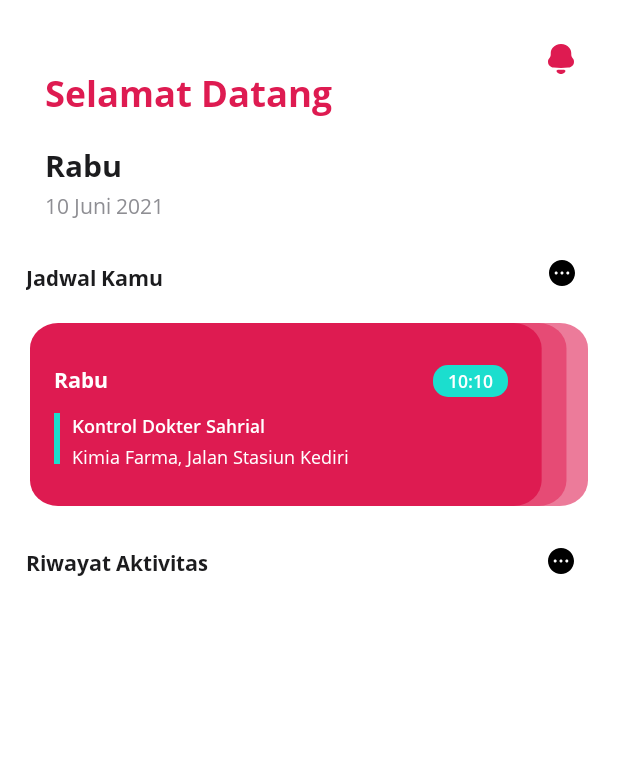
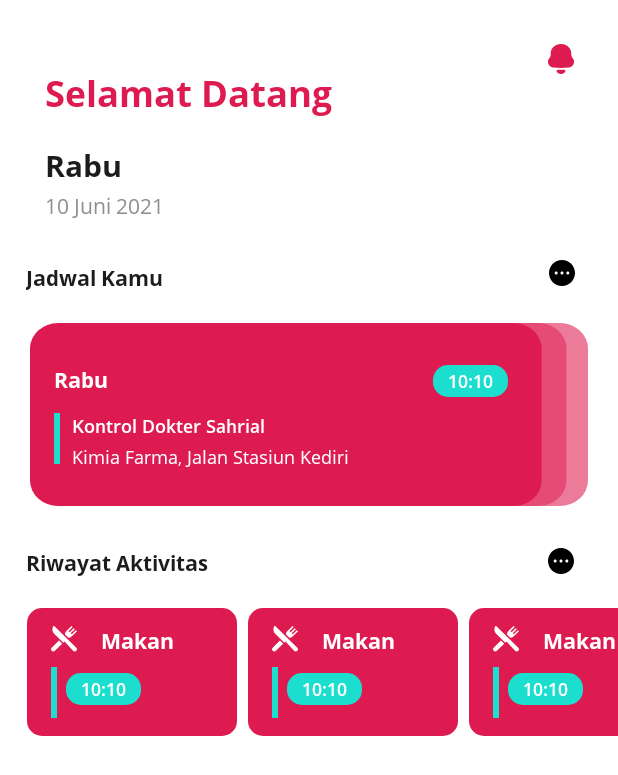
Before and after one commit to mrrezkii/Android-Kotlin-AstroApp, an Android app: the layout fragment_beranda.xml on its own in the app's theme, with its tools: preview values and no code run, on a phone screen of 412 x 824 dp. Shown: the top 775 px of the screen. Run offline under Robolectric (Android 15) with nearby library versions, the phone set to English and light mode, and no system bars.

Commit message:
Create adapter_aktivitas.xml

```diff
--- /dev/null
+++ b/app/src/main/res/drawable/ic_makan.xml
@@ -0,0 +1,15 @@
+<vector xmlns:android="http://schemas.android.com/apk/res/android"
+    android:width="17dp"
+    android:height="18dp"
+    android:viewportWidth="17"
+    android:viewportHeight="18">
+    <path
+        android:fillColor="#ffffff"
+        android:pathData="M16.5626,14.4628L9.8926,7.7928L2.0998,0H1.4908L1.3665,0.316C1.0382,1.15 0.898,2.003 0.961,2.7827C1.0327,3.6715 1.3704,4.441 1.9375,5.0081L8.0209,11.0915L8.8233,10.2891L14.4475,16.578C15.0069,17.1375 15.9699,17.1707 16.5626,16.578C17.1458,15.9948 17.1458,15.046 16.5626,14.4628Z" />
+    <path
+        android:fillColor="#ffffff"
+        android:pathData="M5.2019,9.6826L0.4373,14.4471C-0.1458,15.0302 -0.1458,15.9791 0.4373,16.5622C0.9913,17.1162 1.9496,17.1651 2.5525,16.5622L7.317,11.7977L5.2019,9.6826Z" />
+    <path
+        android:fillColor="#ffffff"
+        android:pathData="M16.2825,2.8322L13.5798,5.5349L12.8747,4.8298L15.5775,2.1271L14.8724,1.4221L12.1697,4.1248L11.4646,3.4197L14.1674,0.717L13.4623,0.012L9.9371,3.5373C9.5058,3.9685 9.2483,4.5412 9.2119,5.1498C9.2027,5.3039 9.1677,5.4556 9.1097,5.5999L11.3998,7.8899C11.544,7.8318 11.6957,7.7969 11.8499,7.7877C12.4584,7.7514 13.0311,7.4938 13.4623,7.0626L16.9876,3.5373L16.2825,2.8322Z" />
+</vector>
--- /dev/null
+++ b/app/src/main/res/drawable/ic_minum.xml
@@ -0,0 +1,12 @@
+<vector xmlns:android="http://schemas.android.com/apk/res/android"
+    android:width="11dp"
+    android:height="18dp"
+    android:viewportWidth="11"
+    android:viewportHeight="18">
+    <path
+        android:fillColor="#ffffff"
+        android:pathData="M6.067,3.4777V1.9656L9.6581,1.0773L9.3746,0L4.933,1.0773V3.4777H0V5.9347H11V3.4777H6.067Z" />
+    <path
+        android:fillColor="#ffffff"
+        android:pathData="M0.756,6.8797L2.0602,16.1031C2.1358,16.6701 2.6272,17.0859 3.1753,17.0859H7.7681C8.3351,17.0859 8.8076,16.6701 8.8832,16.1031L10.1873,6.8797H0.756Z" />
+</vector>
--- /dev/null
+++ b/app/src/main/res/drawable/ic_pup.xml
@@ -0,0 +1,18 @@
+<vector xmlns:android="http://schemas.android.com/apk/res/android"
+    android:width="17dp"
+    android:height="17dp"
+    android:viewportWidth="17"
+    android:viewportHeight="17">
+    <path
+        android:fillColor="#ffffff"
+        android:pathData="M7.0059,0H2.5234C2.2484,0 2.0254,0.2229 2.0254,0.498V1.9922H7.0059C7.556,1.9922 8.002,1.5462 8.002,0.9961C8.002,0.446 7.556,0 7.0059,0Z" />
+    <path
+        android:fillColor="#ffffff"
+        android:pathData="M13.4805,8.002H7.0059V9.9941H14.9746V9.4961C14.9746,8.6709 14.3057,8.002 13.4805,8.002Z" />
+    <path
+        android:fillColor="#ffffff"
+        android:pathData="M2.0254,2.9883V8.5C2.0254,9.3252 2.6943,9.9941 3.5195,9.9941H6.0098V2.9883H2.0254Z" />
+    <path
+        android:fillColor="#ffffff"
+        android:pathData="M13.4805,16.0039H11.9863V15.4066C13.6637,14.5506 14.7691,12.8575 14.9398,10.9902H3.0215V12.4844C3.0215,13.3983 3.3819,14.3084 4.0176,14.9577V16.502C4.0176,16.7772 4.2403,17 4.5156,17C4.6346,17 13.3871,17 13.4805,17C13.7558,17 13.9785,16.7772 13.9785,16.502C13.9785,16.2267 13.7558,16.0039 13.4805,16.0039Z" />
+</vector>
--- /dev/null
+++ b/app/src/main/res/layout/adapter_aktivitas.xml
@@ -0,0 +1,67 @@
+<?xml version="1.0" encoding="utf-8"?>
+<androidx.cardview.widget.CardView xmlns:android="http://schemas.android.com/apk/res/android"
+    xmlns:app="http://schemas.android.com/apk/res-auto"
+    android:layout_width="wrap_content"
+    android:layout_height="wrap_content"
+    android:layout_marginEnd="7dp"
+    app:cardCornerRadius="10dp"
+    app:cardElevation="0dp">
+
+    <androidx.constraintlayout.widget.ConstraintLayout
+        android:layout_width="match_parent"
+        android:layout_height="match_parent"
+        android:background="@color/colorPrimaryDark"
+        android:paddingVertical="12dp"
+        android:paddingStart="16dp"
+        android:paddingEnd="42dp">
+
+        <androidx.appcompat.widget.AppCompatImageView
+            android:id="@+id/ivAktivitas"
+            android:layout_width="wrap_content"
+            android:layout_height="wrap_content"
+
+            android:src="@drawable/ic_makan"
+            app:layout_constraintStart_toStartOf="parent"
+            app:layout_constraintTop_toTopOf="parent" />
+
+        <androidx.appcompat.widget.AppCompatTextView
+            android:id="@+id/tvAktivitas"
+            android:layout_width="wrap_content"
+            android:layout_height="wrap_content"
+            android:layout_marginStart="16dp"
+
+            android:fontFamily="@font/open_sans_bold"
+            android:text="Makan"
+            android:textColor="@color/colorWhite"
+            android:textSize="14dp"
+            app:layout_constraintStart_toEndOf="@+id/ivAktivitas"
+            app:layout_constraintTop_toTopOf="parent" />
+
+        <View
+            android:id="@+id/view"
+            android:layout_width="4dp"
+            android:layout_height="34dp"
+            android:layout_marginTop="9dp"
+            android:background="@color/colorCyan"
+            app:layout_constraintStart_toStartOf="parent"
+            app:layout_constraintTop_toBottomOf="@+id/ivAktivitas" />
+
+        <androidx.appcompat.widget.AppCompatTextView
+            android:layout_width="wrap_content"
+            android:layout_height="wrap_content"
+            android:layout_marginStart="6dp"
+            android:layout_marginTop="11dp"
+            android:background="@drawable/button_tosca_rounded_corner"
+            android:fontFamily="@font/open_sans_semibold"
+            android:paddingHorizontal="10dp"
+            android:paddingVertical="2dp"
+            android:text="10:10"
+            android:textColor="@color/colorWhite"
+            android:textSize="12sp"
+            app:layout_constraintStart_toEndOf="@+id/view"
+            app:layout_constraintTop_toBottomOf="@+id/tvAktivitas" />
+
+
+    </androidx.constraintlayout.widget.ConstraintLayout>
+
+</androidx.cardview.widget.CardView>
--- a/app/src/main/res/layout/fragment_beranda.xml
+++ b/app/src/main/res/layout/fragment_beranda.xml
@@ -2,6 +2,7 @@
 <androidx.constraintlayout.widget.ConstraintLayout xmlns:android="http://schemas.android.com/apk/res/android"
     xmlns:app="http://schemas.android.com/apk/res-auto"
     android:layout_width="match_parent"
+    xmlns:tools="http://schemas.android.com/tools"
     android:layout_height="match_parent">
 
     <androidx.appcompat.widget.AppCompatImageView
@@ -157,6 +158,7 @@
     </androidx.constraintlayout.widget.ConstraintLayout>
 
     <androidx.appcompat.widget.AppCompatTextView
+        android:id="@+id/appCompatTextView6"
         android:layout_width="wrap_content"
         android:layout_height="wrap_content"
         android:layout_marginStart="17dp"
@@ -178,4 +180,15 @@
         app:layout_constraintEnd_toEndOf="parent"
         app:layout_constraintTop_toBottomOf="@+id/constraintLayout" />
 
+    <androidx.recyclerview.widget.RecyclerView
+        android:id="@+id/list_aktivitas"
+        android:layout_width="match_parent"
+        android:layout_height="wrap_content"
+        android:layout_marginStart="18dp"
+        android:layout_marginTop="20dp"
+        android:orientation="horizontal"
+        app:layoutManager="androidx.recyclerview.widget.LinearLayoutManager"
+        app:layout_constraintTop_toBottomOf="@+id/appCompatTextView6"
+        tools:listitem="@layout/adapter_aktivitas" />
+
 </androidx.constraintlayout.widget.ConstraintLayout>
```
